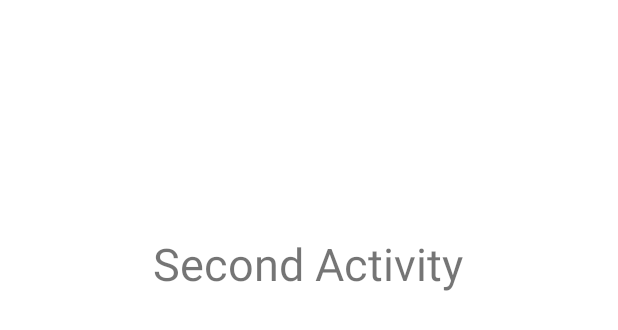
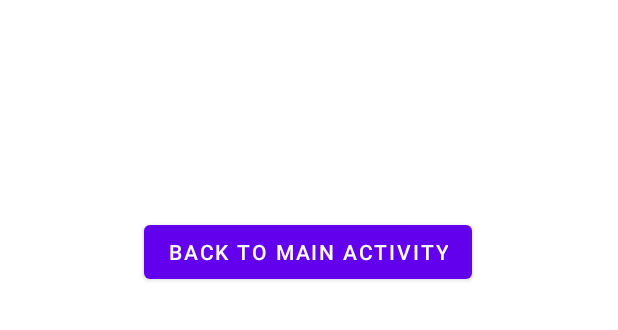
Before and after one commit to kuzmanovb/Android_Development_With_Kotlin, an Android app: the layout activity_second.xml on its own in the app's theme, with its tools: preview values and no code run, on a phone screen of 412 x 824 dp. Shown: the top 330 px of the screen. Run offline under Robolectric (Android 15) with nearby library versions, the phone set to English and light mode, and no system bars.

Commit message:
Finish navigation with pass data between main and second activity

```diff
--- a/HomeworkNavigationAndLifecycle/app/src/main/java/com/example/homeworknavigationandlifecycle/MainActivity.kt
+++ b/HomeworkNavigationAndLifecycle/app/src/main/java/com/example/homeworknavigationandlifecycle/MainActivity.kt
@@ -16,6 +16,7 @@ class MainActivity : AppCompatActivity() {
 
         binding.buttonNextActivity.setOnClickListener {
             val intent = Intent(this, SecondActivity::class.java)
+            intent.putExtra("text", "Second Activity")
             startActivity(intent)
         }
 
--- a/HomeworkNavigationAndLifecycle/app/src/main/res/layout/activity_second.xml
+++ b/HomeworkNavigationAndLifecycle/app/src/main/res/layout/activity_second.xml
@@ -7,14 +7,24 @@
     tools:context=".SecondActivity">
 
     <TextView
-        android:id="@+id/textView"
+        android:id="@+id/title_textview"
         android:layout_width="wrap_content"
         android:layout_height="wrap_content"
-        android:layout_marginTop="155dp"
-        android:text="Second Activity"
+        android:layout_marginTop="76dp"
         android:textSize="30sp"
         app:layout_constraintEnd_toEndOf="parent"
-        app:layout_constraintHorizontal_bias="0.497"
+        app:layout_constraintHorizontal_bias="0.498"
+        app:layout_constraintStart_toStartOf="parent"
+        app:layout_constraintTop_toTopOf="parent" />
+
+    <Button
+        android:id="@+id/button_back"
+        android:layout_width="wrap_content"
+        android:layout_height="wrap_content"
+        android:layout_marginTop="144dp"
+        android:text="Back to main activity"
+        app:layout_constraintEnd_toEndOf="parent"
+        app:layout_constraintHorizontal_bias="0.498"
         app:layout_constraintStart_toStartOf="parent"
         app:layout_constraintTop_toTopOf="parent" />
 </androidx.constraintlayout.widget.ConstraintLayout>
--- a/HomeworkNavigationAndLifecycle/app/src/main/res/values/strings.xml
+++ b/HomeworkNavigationAndLifecycle/app/src/main/res/values/strings.xml
@@ -1,3 +1,3 @@
 <resources>
-    <string name="app_name">HomeworkNavigationAndLifecycle</string>
+    <string name="app_name">Navigation And Lifecycle</string>
 </resources>
```
Also changed, not shown: HomeworkNavigationAndLifecycle/app/src/main/java/com/example/homeworknavigationandlifecycle/SecondActivity.kt (+14 -1 lines), HomeworkNavigationAndLifecycle/app/src/main/res/layout/activity_main.xml (+4 -5 lines).
